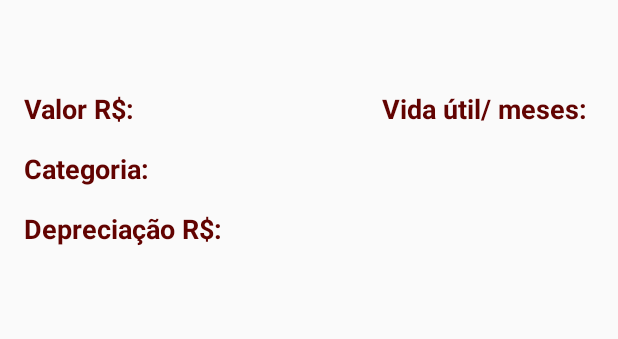
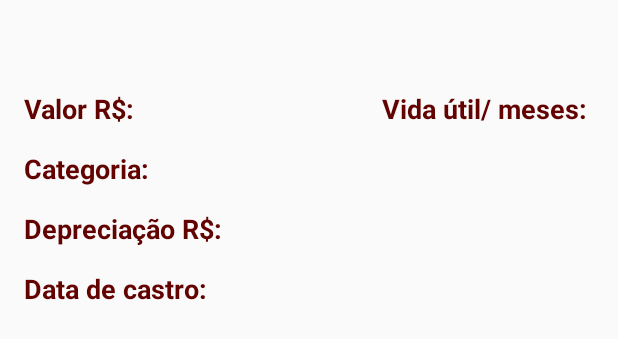
Before and after one commit to DionatanPO/Tomateiro, an Android app: the layout card_view_estrutura.xml on its own in the app's theme, with its tools: preview values and no code run, on a phone screen of 412 x 824 dp. Shown: the top 339 px of the screen. Run offline under Robolectric (Android 15) with nearby library versions, the phone set to English and light mode, and no system bars.

Commit message:
Correção final 1.1.1

```diff
--- a/app/src/main/java/com/example/tomateiro/view/adapter/EstruturaAdapter.java
+++ b/app/src/main/java/com/example/tomateiro/view/adapter/EstruturaAdapter.java
@@ -40,12 +40,14 @@ public class EstruturaAdapter extends ArrayAdapter<Estrutura> {
         TextView item_vida = convertView.findViewById(R.id.card_estrutura_vida_item);
         TextView item_categoria = convertView.findViewById(R.id.card_estrutura_categoria_item);
         TextView item_depreciacao = convertView.findViewById(R.id.card_estrutura_depreciacao_item);
+        TextView item_data_cadastro = convertView.findViewById(R.id.card_estrutura_data_cadastro);
 
         item_nome.setText(estruturaArrayList.get(position).getNome_item());
         item_valor.setText("Valor R$: "+ estruturaArrayList.get(position).getValor());
         item_vida.setText("Vida útil/ meses: " + estruturaArrayList.get(position).getVidaUtil());
         item_categoria.setText("Categoria: " + estruturaArrayList.get(position).getCategoria());
         item_depreciacao.setText("Depreciação R$: " + estruturaArrayList.get(position).getDepreciacao());
+        item_data_cadastro.setText("Data de cadastro: " + estruturaArrayList.get(position).getDataInicial());
 
         return convertView;
     }
--- a/app/src/main/res/layout/card_view_estrutura.xml
+++ b/app/src/main/res/layout/card_view_estrutura.xml
@@ -71,4 +71,17 @@
         app:layout_constraintStart_toStartOf="parent"
         app:layout_constraintTop_toTopOf="parent" />
 
+    <TextView
+        android:id="@+id/card_estrutura_data_cadastro"
+        android:layout_width="wrap_content"
+        android:layout_height="wrap_content"
+        android:layout_marginStart="16dp"
+        android:layout_marginTop="180dp"
+        android:text="Data de castro: "
+        android:textColor="@color/colorPrimaryDark"
+        android:textSize="18dp"
+        android:textStyle="bold"
+        app:layout_constraintStart_toStartOf="parent"
+        app:layout_constraintTop_toTopOf="parent" />
+
 </androidx.constraintlayout.widget.ConstraintLayout>
--- a/build.gradle
+++ b/build.gradle
@@ -5,7 +5,7 @@ buildscript {
         jcenter()
     }
     dependencies {
-        classpath 'com.android.tools.build:gradle:4.1.3'
+        classpath 'com.android.tools.build:gradle:4.2.0'
 
         // NOTE: Do not place your application dependencies here; they belong
         // in the individual module build.gradle files
```
Also changed, not shown: app/src/main/java/com/example/tomateiro/controller/EstruturaController.java (+7 -1 lines), gradle/wrapper/gradle-wrapper.properties.
